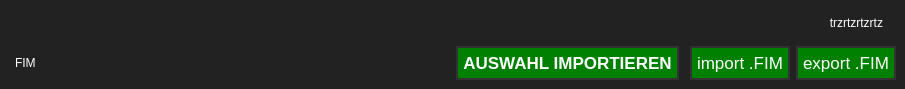
Old version of the form fim/gui/draft/io_btn.ui in the repository b-lack/qgis-fim-plugin.
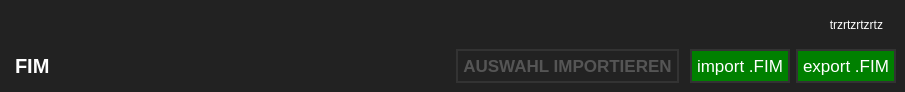
New version of the form.

The edit to the form file:
```diff
--- a/fim/gui/draft/io_btn.ui
+++ b/fim/gui/draft/io_btn.ui
@@ -7,7 +7,7 @@
     <x>0</x>
     <y>0</y>
     <width>905</width>
-    <height>84</height>
+    <height>92</height>
    </rect>
   </property>
   <property name="sizePolicy">
@@ -132,6 +132,9 @@
       </item>
       <item row="1" column="3">
        <widget class="QPushButton" name="lfbImportSelectedBtn">
+        <property name="enabled">
+         <bool>false</bool>
+        </property>
         <property name="font">
          <font>
           <pointsize>13</pointsize>
@@ -162,6 +165,13 @@
       </item>
       <item row="1" column="1">
        <widget class="QLabel" name="label">
+        <property name="font">
+         <font>
+          <pointsize>15</pointsize>
+          <weight>75</weight>
+          <bold>true</bold>
+         </font>
+        </property>
         <property name="styleSheet">
          <string notr="true">padding:0</string>
         </property>
```
